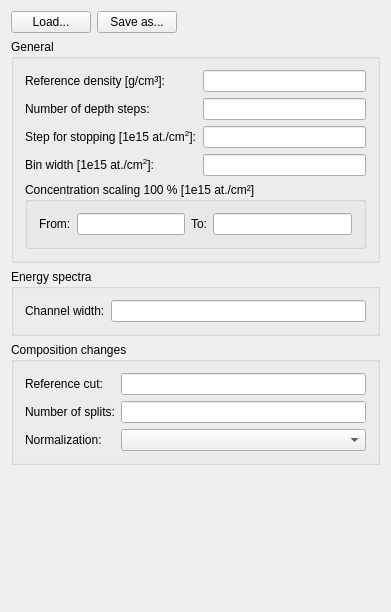
Before: the Qt Designer form ui_files/ui_request_depth_profile_settings.ui in JYU-IBA/potku, drawn with Qt 5.
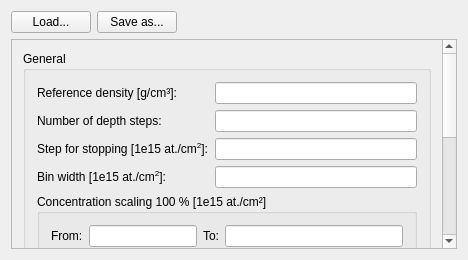
After: the same form once the commit is applied.

Commit message: Minor fixes on Request Settings view

```diff
--- a/ui_files/ui_request_depth_profile_settings.ui
+++ b/ui_files/ui_request_depth_profile_settings.ui
@@ -9,8 +9,8 @@
    <rect>
     <x>0</x>
     <y>0</y>
-    <width>391</width>
-    <height>612</height>
+    <width>468</width>
+    <height>260</height>
    </rect>
   </property>
   <property name="minimumSize">
@@ -73,6 +73,23 @@
     </layout>
    </item>
    <item row="1" column="0">
+    <widget class="QScrollArea" name="scrollArea">
+     <property name="widgetResizable">
+      <bool>true</bool>
+     </property>
+     <widget class="QWidget" name="scrollAreaWidgetContents">
+      <property name="geometry">
+       <rect>
+        <x>0</x>
+        <y>0</y>
+        <width>432</width>
+        <height>526</height>
+       </rect>
+      </property>
+      <layout class="QVBoxLayout" name="verticalLayout_5">
+       <item>
+        <layout class="QVBoxLayout" name="verticalLayout_4">
+         <item>
     <widget class="QGroupBox" name="groupBox_4">
      <property name="sizePolicy">
       <sizepolicy hsizetype="Preferred" vsizetype="Preferred">
@@ -270,20 +287,7 @@
      </layout>
     </widget>
    </item>
-   <item row="4" column="0">
-    <spacer name="verticalSpacer">
-     <property name="orientation">
-      <enum>Qt::Vertical</enum>
-     </property>
-     <property name="sizeHint" stdset="0">
-      <size>
-       <width>20</width>
-       <height>40</height>
-      </size>
-     </property>
-    </spacer>
-   </item>
-   <item row="2" column="0">
+         <item>
     <widget class="QGroupBox" name="energySpectraGroupBox">
      <property name="title">
       <string>Energy spectra</string>
@@ -313,7 +317,9 @@
      </layout>
     </widget>
    </item>
-   <item row="3" column="0">
+        </layout>
+       </item>
+       <item>
     <widget class="QGroupBox" name="compositionChangesGroupBox">
      <property name="title">
       <string>Composition changes</string>
@@ -361,6 +367,10 @@
        </layout>
       </item>
      </layout>
+        </widget>
+       </item>
+      </layout>
+     </widget>
     </widget>
    </item>
   </layout>
```
Left out of the diff: 78 changed lines with no effect on the pictures. Lines whose indentation alone changed are shown as unchanged. The commit also changes 4 other files.
